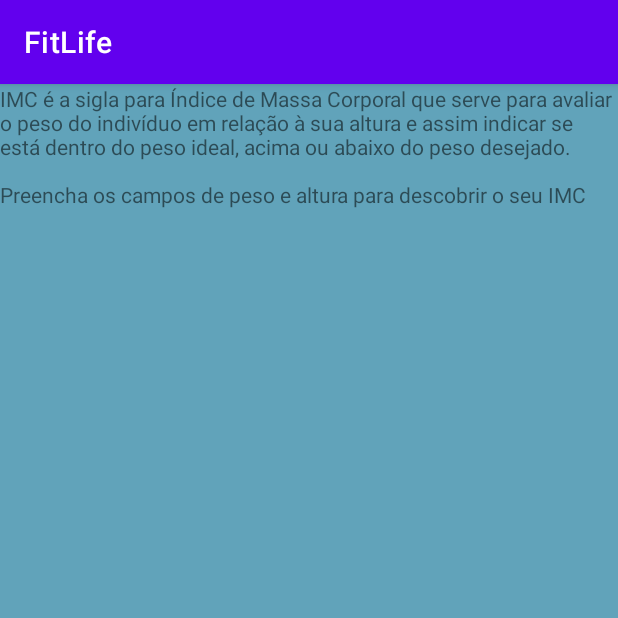
After one commit to BaraldiM/FitLife, an Android app: the ImcActivity screen opened directly, with no data from a screen before it, on a phone screen of 412 x 824 dp, the top half of it. The commit adds this screen. Run offline under Robolectric (Android 15) with nearby library versions, the phone set to English and light mode, and no system bars.

Commit message:
IMC
criação da tela de IMC

```diff
--- a/app/src/main/AndroidManifest.xml
+++ b/app/src/main/AndroidManifest.xml
@@ -9,7 +9,9 @@
         android:roundIcon="@mipmap/ic_launcher_round"
         android:supportsRtl="true"
         android:theme="@style/Theme.FitLife">
-        <activity android:name=".MainActivity"
+        <activity android:name=".ImcActivity"></activity>
+        <activity
+            android:name=".MainActivity"
             android:exported="true">
             <intent-filter>
                 <action android:name="android.intent.action.MAIN" />
--- /dev/null
+++ b/app/src/main/java/co/Baraldi/FitLife/ImcActivity.kt
@@ -0,0 +1,11 @@
+package co.Baraldi.FitLife
+
+import androidx.appcompat.app.AppCompatActivity
+import android.os.Bundle
+
+class ImcActivity : AppCompatActivity() {
+    override fun onCreate(savedInstanceState: Bundle?) {
+        super.onCreate(savedInstanceState)
+        setContentView(R.layout.activity_imc)
+    }
+}
--- /dev/null
+++ b/app/src/main/res/layout/activity_imc.xml
@@ -0,0 +1,22 @@
+<?xml version="1.0" encoding="utf-8"?>
+<LinearLayout xmlns:android="http://schemas.android.com/apk/res/android"
+    xmlns:app="http://schemas.android.com/apk/res-auto"
+    xmlns:tools="http://schemas.android.com/tools"
+    android:layout_width="match_parent"
+    android:layout_height="match_parent"
+    android:background="#61A3BA"
+    tools:context=".ImcActivity"
+    android:orientation="vertical">
+
+    <TextView
+        android:text="@string/string_imc_desc"
+        android:layout_width="wrap_content"
+        android:layout_height="wrap_content"/>
+
+
+
+
+
+
+
+</LinearLayout>
--- a/app/src/main/res/layout/activity_main.xml
+++ b/app/src/main/res/layout/activity_main.xml
@@ -6,9 +6,11 @@
     android:layout_height="match_parent"
     android:gravity="center"
     android:orientation="vertical"
+    android:background="#61A3BA"
     tools:context=".MainActivity">
 
     <LinearLayout
+        android:id="@+id/btn_imc"
         android:layout_width="wrap_content"
         android:layout_height="wrap_content"
         android:background="@color/colorLightGray"
--- a/app/src/main/res/values/strings.xml
+++ b/app/src/main/res/values/strings.xml
@@ -1,4 +1,8 @@
 <resources>
     <string name="app_name">FitLife</string>
     <string name="label_imc">IMC</string>
+    <string name="string_imc_desc">IMC é a sigla para Índice de Massa Corporal que serve para avaliar o peso
+        do indivíduo em relação à sua altura e assim indicar se está dentro do peso ideal,
+        acima ou abaixo do peso desejado.\n\nPreencha os campos de peso e altura para descobrir o seu IMC</string>
+
 </resources>
```
Also changed, not shown: app/src/main/java/co/Baraldi/FitLife/MainActivity.kt (+13 -1 lines).
